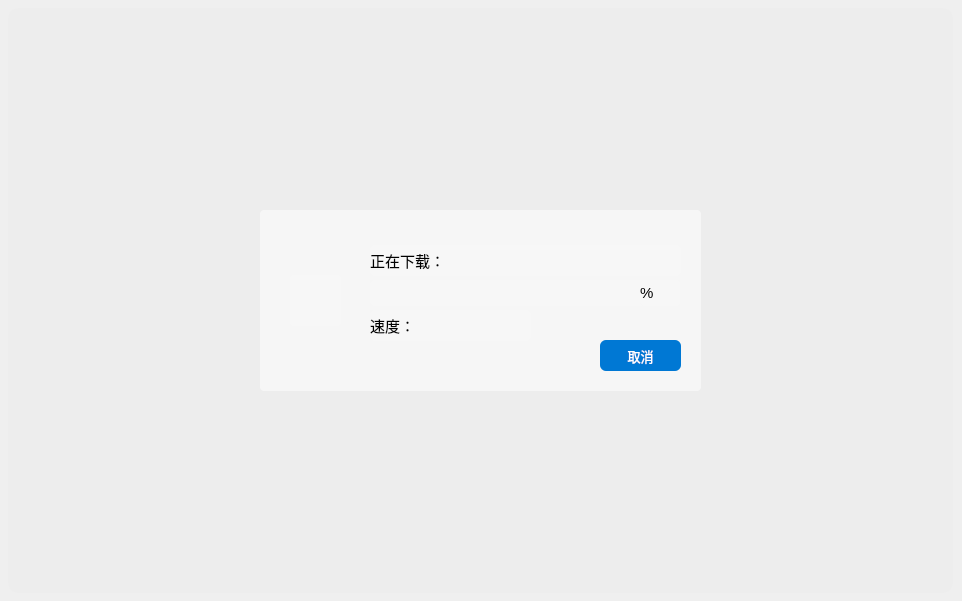
Before: the Qt Designer form Resources/QtUIFiles/MCSL2_DownloadProgress.ui in MCSLTeam/MCSL2, drawn with Qt 5.
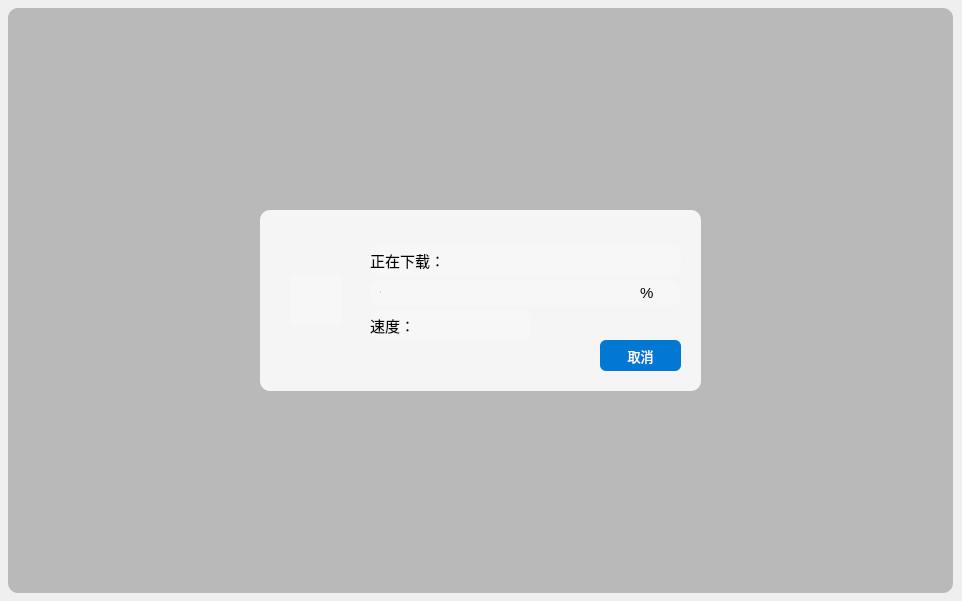
After: the same form once the commit is applied. Custom widgets are drawn as their Qt base class.

Diff of the .ui file:
```diff
--- a/Resources/QtUIFiles/MCSL2_DownloadProgress.ui
+++ b/Resources/QtUIFiles/MCSL2_DownloadProgress.ui
@@ -43,7 +43,7 @@
    <property name="styleSheet">
     <string notr="true">QLabel
 {
-	background-color: rgba(230, 230, 230, 15%);
+	background-color: rgba(130, 130, 130, 50%);
 	border-radius: 10px
 }</string>
    </property>
@@ -109,7 +109,7 @@
       <property name="styleSheet">
        <string notr="true">QWidget
 {
-	border-radius: 4px;
+	border-radius: 10px;
 	background-color: rgba(247, 247, 247, 247)
 }</string>
       </property>
@@ -271,12 +271,29 @@
          <bool>true</bool>
         </property>
        </widget>
+       <widget class="ProgressBar" name="ProgressBar">
+        <property name="geometry">
+         <rect>
+          <x>10</x>
+          <y>10</y>
+          <width>251</width>
+          <height>4</height>
+         </rect>
+        </property>
+       </widget>
       </widget>
      </widget>
     </item>
    </layout>
   </widget>
  </widget>
+ <customwidgets>
+  <customwidget>
+   <class>ProgressBar</class>
+   <extends>QProgressBar</extends>
+   <header>qfluentwidgets</header>
+  </customwidget>
+ </customwidgets>
  <resources/>
  <connections/>
 </ui>
```
